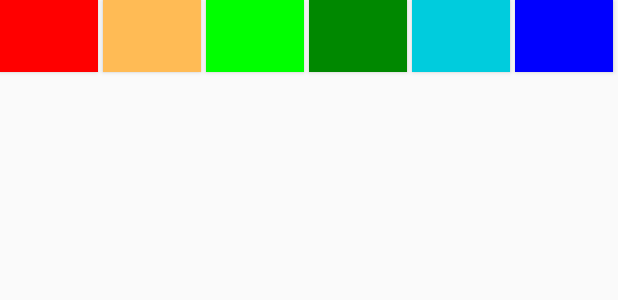
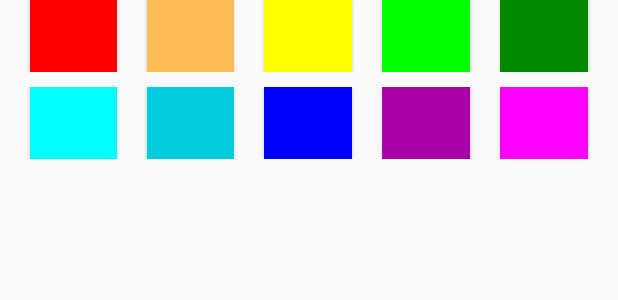
Before and after one commit to Absolute-Value/ToDoCalendar, an Android app: the layout color_set_layout.xml on its own in the app's theme, with its tools: preview values and no code run, on a phone screen of 412 x 824 dp. Shown: the top 300 px of the screen. Run offline under Robolectric (Android 15) with nearby library versions, the phone set to English and light mode, and no system bars.

Commit message:
設定できる色を増やした

```diff
--- a/app/src/main/java/com/example/x3033076/finalextodocalendar/ColorSetDialogFragment.java
+++ b/app/src/main/java/com/example/x3033076/finalextodocalendar/ColorSetDialogFragment.java
@@ -13,7 +13,7 @@ import android.widget.Button;
 import androidx.fragment.app.DialogFragment;
 
 public class ColorSetDialogFragment extends DialogFragment implements View.OnClickListener {
-    Button setRed, setYellow, setLightGreen, setGreen, setLightBlue, setBlue;
+    Button setRed, setYellow, setLightYellow, setLightGreen, setGreen, setSkyBlue, setLightBlue, setBlue, setDeepPurple, setPurple;
     Resources resource;
 
     @Override
@@ -25,17 +25,25 @@ public class ColorSetDialogFragment extends DialogFragment implements View.OnCli
         View content = inflater.inflate(R.layout.color_set_layout, null);
         setRed = content.findViewById(R.id.setRedBtn);
         setYellow = content.findViewById(R.id.setYellowBtn);
+        setLightYellow = content.findViewById(R.id.setLightYellowBtn);
         setLightGreen = content.findViewById(R.id.setLightGreenBtn);
         setGreen = content.findViewById(R.id.setGreenBtn);
+        setSkyBlue = content.findViewById(R.id.setSlyBlueBtn);
         setLightBlue = content.findViewById(R.id.setLightBlueBtn);
         setBlue = content.findViewById(R.id.setBlueBtn);
+        setDeepPurple = content.findViewById(R.id.setDeepPurpleBtn);
+        setPurple = content.findViewById(R.id.setPurpleBtn);
 
         setRed.setOnClickListener(this);
         setYellow.setOnClickListener(this);
+        setLightYellow.setOnClickListener(this);
         setLightGreen.setOnClickListener(this);
         setGreen.setOnClickListener(this);
+        setSkyBlue.setOnClickListener(this);
         setLightBlue.setOnClickListener(this);
         setBlue.setOnClickListener(this);
+        setDeepPurple.setOnClickListener(this);
+        setPurple.setOnClickListener(this);
 
         resource = getResources();
         AddToDo.color = resource.getColor(R.color.colorLightBlue);
@@ -60,17 +68,29 @@ public class ColorSetDialogFragment extends DialogFragment implements View.OnCli
             case R.id.setYellowBtn:
                 setColor = resource.getColor(R.color.colorYellow);
                 break;
+            case R.id.setLightYellowBtn:
+                setColor = resource.getColor(R.color.colorLightYellow);
+                break;
             case R.id.setLightGreenBtn:
                 setColor = resource.getColor(R.color.colorLightGreen);
                 break;
             case R.id.setGreenBtn:
                 setColor = resource.getColor(R.color.colorGreen);
                 break;
+            case R.id.setSlyBlueBtn:
+                setColor = resource.getColor(R.color.colorSkyBlue);
+                break;
+            default:
+                setColor = resource.getColor(R.color.colorLightBlue);
+                break;
             case R.id.setBlueBtn:
                 setColor = resource.getColor(R.color.colorBlue);
                 break;
-            default:
-                setColor = resource.getColor(R.color.colorLightBlue);
+            case R.id.setDeepPurpleBtn:
+                setColor = resource.getColor(R.color.colorDeepPurple);
+                break;
+            case R.id.setPurpleBtn:
+                setColor = resource.getColor(R.color.colorPurple);
                 break;
         }
         AddToDo.setColorButton.setBackgroundColor(setColor);
--- a/app/src/main/res/layout/color_set_layout.xml
+++ b/app/src/main/res/layout/color_set_layout.xml
@@ -1,7 +1,13 @@
 <?xml version="1.0" encoding="utf-8"?>
 <LinearLayout xmlns:android="http://schemas.android.com/apk/res/android"
+    android:layout_width="wrap_content"
+    android:layout_height="match_parent"
+    android:orientation="vertical">
+
+    <LinearLayout
         android:layout_width="match_parent"
-    android:layout_height="match_parent"
+        android:layout_height="wrap_content"
+        android:layout_marginBottom="10dp"
         android:orientation="horizontal">
 
         <Button
@@ -9,7 +15,7 @@
             android:layout_width="0dp"
             android:layout_height="wrap_content"
             android:layout_weight="1"
-        android:layout_marginRight="3dp"
+            android:layout_marginHorizontal="20dp"
             android:background="@color/colorRed"/>
 
         <Button
@@ -17,15 +23,23 @@
             android:layout_width="0dp"
             android:layout_height="wrap_content"
             android:layout_weight="1"
-        android:layout_marginRight="3dp"
+            android:layout_marginRight="20dp"
             android:background="@color/colorYellow"/>
+
+        <Button
+            android:id="@+id/setLightYellowBtn"
+            android:layout_width="0dp"
+            android:layout_height="wrap_content"
+            android:layout_weight="1"
+            android:layout_marginRight="20dp"
+            android:background="@color/colorLightYellow"/>
 
         <Button
             android:id="@+id/setLightGreenBtn"
             android:layout_width="0dp"
             android:layout_height="wrap_content"
             android:layout_weight="1"
-        android:layout_marginRight="3dp"
+            android:layout_marginRight="20dp"
             android:background="@color/colorLightGreen"/>
 
         <Button
@@ -33,15 +47,30 @@
             android:layout_width="0dp"
             android:layout_height="wrap_content"
             android:layout_weight="1"
-        android:layout_marginRight="3dp"
+            android:layout_marginRight="20dp"
             android:background="@color/colorGreen"/>
+
+    </LinearLayout>
+
+    <LinearLayout
+        android:layout_width="match_parent"
+        android:layout_height="wrap_content"
+        android:orientation="horizontal">
+
+        <Button
+            android:id="@+id/setSlyBlueBtn"
+            android:layout_width="0dp"
+            android:layout_height="wrap_content"
+            android:layout_weight="1"
+            android:layout_marginHorizontal="20dp"
+            android:background="@color/colorSkyBlue"/>
 
         <Button
             android:id="@+id/setLightBlueBtn"
             android:layout_width="0dp"
             android:layout_height="wrap_content"
             android:layout_weight="1"
-        android:layout_marginRight="3dp"
+            android:layout_marginRight="20dp"
             android:background="@color/colorLightBlue"/>
 
         <Button
@@ -49,7 +78,25 @@
             android:layout_width="0dp"
             android:layout_height="wrap_content"
             android:layout_weight="1"
-        android:layout_marginRight="3dp"
+            android:layout_marginRight="20dp"
             android:background="@color/colorBlue"/>
 
+        <Button
+            android:id="@+id/setDeepPurpleBtn"
+            android:layout_width="0dp"
+            android:layout_height="wrap_content"
+            android:layout_weight="1"
+            android:layout_marginRight="20dp"
+            android:background="@color/colorDeepPurple"/>
+
+        <Button
+            android:id="@+id/setPurpleBtn"
+            android:layout_width="0dp"
+            android:layout_height="wrap_content"
+            android:layout_weight="1"
+            android:layout_marginRight="20dp"
+            android:background="@color/colorPurple"/>
+
     </LinearLayout>
+
+</LinearLayout>
--- a/app/src/main/res/values/colors.xml
+++ b/app/src/main/res/values/colors.xml
@@ -4,11 +4,15 @@
     <color name="colorPrimaryDark">#055</color>
     <color name="colorAccent">#FE0</color>
     <color name="colorRed">#F00</color>
+    <color name="colorYellow">#FB5</color>
+    <color name="colorLightYellow">#FF0</color>
+    <color name="colorLightGreen">#0F0</color>
     <color name="colorGreen">#080</color>
+    <color name="colorSkyBlue">#0FF</color>
+    <color name="colorLightBlue">#0CD</color>
     <color name="colorBlue">#00F</color>
-    <color name="colorLightGreen">#0F0</color>
-    <color name="colorLightBlue">#0CD</color>
-    <color name="colorYellow">#FB5</color>
+    <color name="colorDeepPurple">#A0A</color>
+    <color name="colorPurple">#F0F</color>
     <color name="colorWhite">#FFF</color>
     <color name="colorBlack">#000</color>
     <color name="colorGray">#EEE</color>
```
Lines whose indentation alone changed are shown as unchanged.
